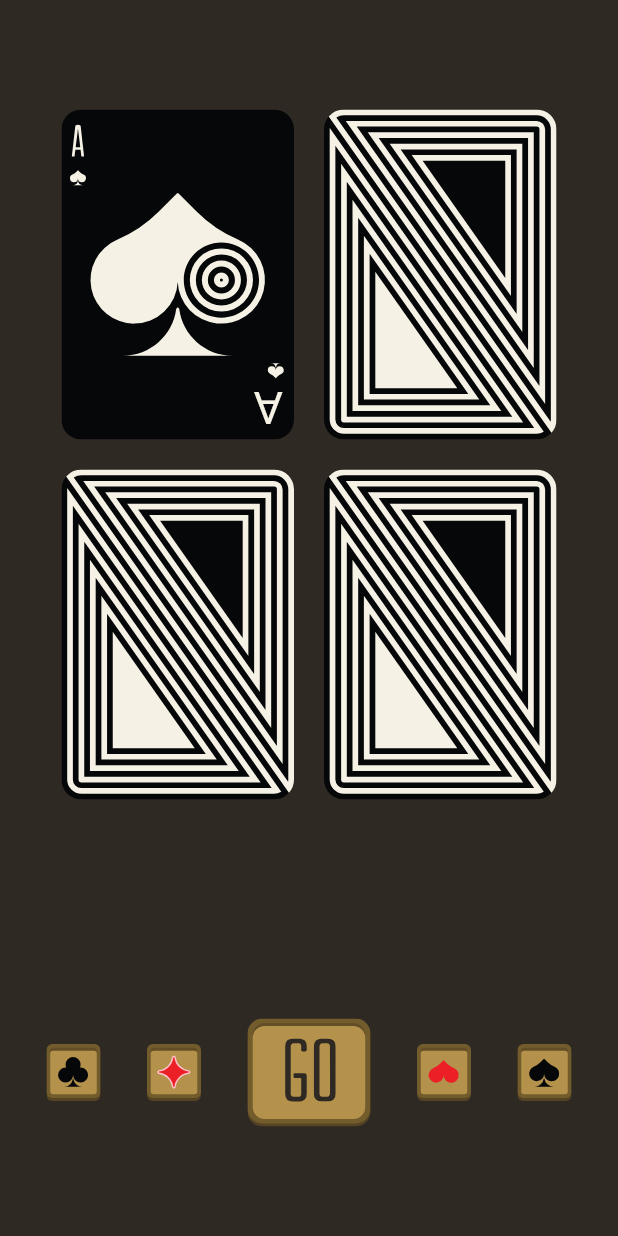
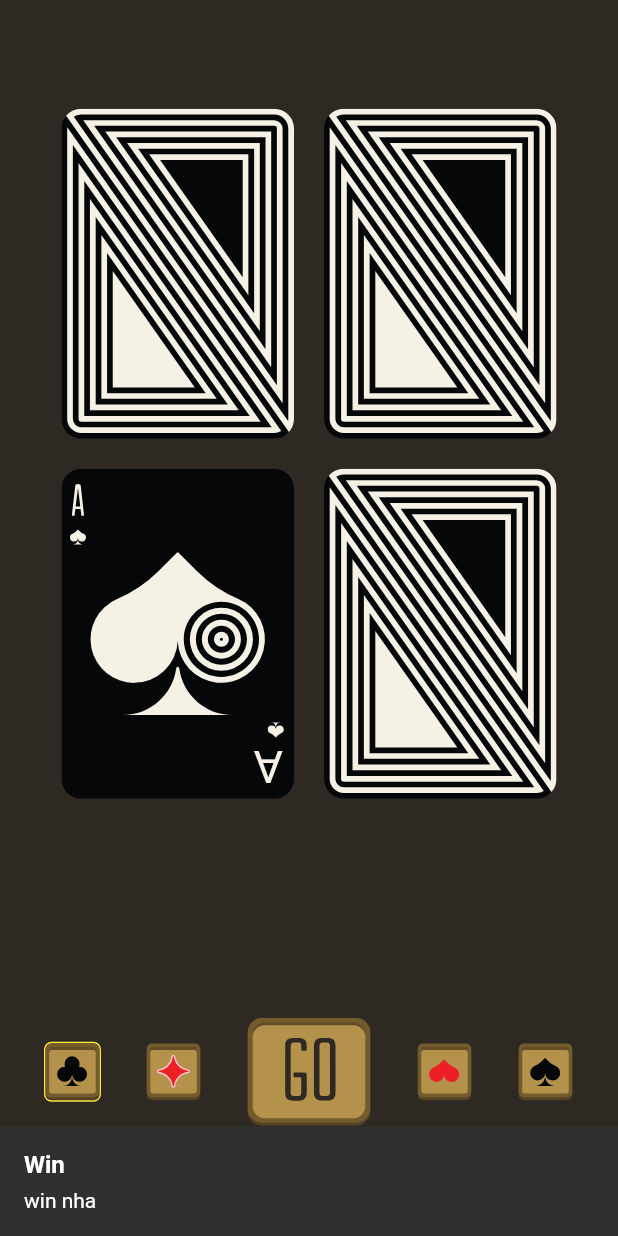
Before and after one commit to fdai3105/flutter_four_aces, a Flutter app: the screen it shows after launch, after a tap on an icon or button, on a phone screen of 412 x 824 dp. Run offline on Flutter 3.47's test engine with Material 2 defaults, Android fonts, the phone set to English and light mode, and no system bars; our stand-ins replace flutter_svg, get.

Commit message:
created gameplay

```diff
--- a/lib/main.dart
+++ b/lib/main.dart
@@ -22,7 +22,7 @@ class MyApp extends StatelessWidget {
       debugShowCheckedModeBanner: false,
       getPages: AppPages.pages,
       initialBinding: GameBinding(),
-      home: const GamePage(),
+      home: GamePage(),
     );
   }
 }
--- a/lib/src/modules/game_module/game_controller.dart
+++ b/lib/src/modules/game_module/game_controller.dart
@@ -1,4 +1,3 @@
-import 'package:flutter_four_aces/src/modules/game_module/widgets/widgets.dart';
 import 'package:get/get.dart';
 
 enum GameCard {
@@ -7,10 +6,12 @@ enum GameCard {
   diamondAce,
   clubAce,
   redKing,
+  none,
 }
 
 class GameController extends GetxController {
-  final _cardSelect = GameCard.redKing.obs;
+  final _cardSelect = GameCard.none.obs;
+  final _select = GameCard.none.obs;
 
   GameCard get cardSelect => _cardSelect.value;
 
@@ -18,44 +19,28 @@ class GameController extends GetxController {
     _cardSelect.value = value;
   }
 
-  late List cards;
+  GameCard get select => _select.value;
 
-  @override
-  void onInit() {
-    cards = [
-      WidgetCard(
-        card: GameCard.spadeAce,
-        onTap: (card) {
-          cardSelect = card;
-        },
-      ),
-      WidgetCard(
-        card: GameCard.heartAce,
-        onTap: (card) {
-          cardSelect = card;
-        },
-      ),
-      WidgetCard(
-        card: GameCard.diamondAce,
-        onTap: (card) {
-          cardSelect = card;
-        },
-      ),
-      WidgetCard(
-        card: GameCard.clubAce,
-        onTap: (card) {
-          cardSelect = card;
-        },
-      ),
-    ]..shuffle();
-    super.onInit();
+  set select(GameCard value) {
+    _select.value = value;
   }
 
-  void onCardSelect(GameCard card) {
-    cardSelect = card;
+  Future onCardSelect(GameCard card) async {
+    if (cardSelect == GameCard.none) {
+      Get.rawSnackbar(title: 'Please select', message: 'chon kia`');
+      return;
+    }
+    select = card;
+    await Future.delayed(const Duration(milliseconds: 400));
+    if (card == cardSelect) {
+      Get.rawSnackbar(title: 'Win', message: 'win nha');
+    } else {
+      Get.rawSnackbar(title: 'Lose', message: 'lose nha');
+    }
   }
 
   void go() {
-    cards.shuffle();
+    select = GameCard.none;
+    cardSelect = GameCard.none;
   }
 }
--- a/lib/src/modules/game_module/game_page.dart
+++ b/lib/src/modules/game_module/game_page.dart
@@ -14,35 +14,42 @@ class GamePage extends GetView<GameController> {
     return Scaffold(
       backgroundColor: const Color.fromRGBO(47, 41, 36, 1),
       body: SafeArea(
-        child: Column(
+        child: GetX<GameController>(
+          builder: (_) {
+            return Column(
               mainAxisAlignment: MainAxisAlignment.spaceAround,
               children: [
                 Wrap(
                   spacing: 20,
                   runSpacing: 20,
+                  verticalDirection: VerticalDirection.up,
                   children: [
                     WidgetCard(
-                  card: GameCard.spadeAce,
+                      cardType: GameCard.spadeAce,
+                      isSelect: controller.select == GameCard.spadeAce,
                       onTap: (card) {
-                    controller.cardSelect = card;
+                        controller.onCardSelect(card);
                       },
                     ),
                     WidgetCard(
-                  card: GameCard.heartAce,
+                      cardType: GameCard.heartAce,
+                      isSelect: controller.select == GameCard.heartAce,
                       onTap: (card) {
-                    controller.cardSelect = card;
+                        controller.onCardSelect(card);
                       },
                     ),
                     WidgetCard(
-                  card: GameCard.diamondAce,
+                      cardType: GameCard.diamondAce,
+                      isSelect: controller.select == GameCard.diamondAce,
                       onTap: (card) {
-                    controller.cardSelect = card;
+                        controller.onCardSelect(card);
                       },
                     ),
                     WidgetCard(
-                  card: GameCard.clubAce,
+                      cardType: GameCard.clubAce,
+                      isSelect: controller.select == GameCard.clubAce,
                       onTap: (card) {
-                    controller.cardSelect = card;
+                        controller.onCardSelect(card);
                       },
                     ),
                   ],
@@ -50,16 +57,77 @@ class GamePage extends GetView<GameController> {
                 Row(
                   mainAxisAlignment: MainAxisAlignment.spaceEvenly,
                   children: [
-                SvgPicture.asset('assets/images/button1.svg'),
-                SvgPicture.asset('assets/images/button2.svg'),
-                SvgPicture.asset('assets/images/buttonGO.svg'),
-                SvgPicture.asset('assets/images/button3.svg'),
-                SvgPicture.asset('assets/images/button4.svg'),
+                    WidgetButton(
+                      onTap: () {
+                        controller.cardSelect = GameCard.spadeAce;
+                      },
+                      isSelect: controller.cardSelect == GameCard.spadeAce,
+                      assets: 'assets/images/button1.svg',
+                    ),
+                    WidgetButton(
+                      onTap: () {
+                        controller.cardSelect = GameCard.heartAce;
+                      },
+                      isSelect: controller.cardSelect == GameCard.heartAce,
+                      assets: 'assets/images/button2.svg',
+                    ),
+                    WidgetButton(
+                      onTap: () => controller.go(),
+                      isSelect: false,
+                      assets: 'assets/images/buttonGO.svg',
+                    ),
+                    WidgetButton(
+                      onTap: () {
+                        controller.cardSelect = GameCard.diamondAce;
+                      },
+                      isSelect: controller.cardSelect == GameCard.diamondAce,
+                      assets: 'assets/images/button3.svg',
+                    ),
+                    WidgetButton(
+                      onTap: () {
+                        controller.cardSelect = GameCard.clubAce;
+                      },
+                      isSelect: controller.cardSelect == GameCard.clubAce,
+                      assets: 'assets/images/button4.svg',
+                    ),
                   ],
                 ),
               ],
+            );
+          },
         ),
       ),
     );
   }
 }
+
+class WidgetButton extends StatelessWidget {
+  final Function() onTap;
+  final String assets;
+  final bool isSelect;
+
+  const WidgetButton({
+    Key? key,
+    required this.onTap,
+    required this.assets,
+    required this.isSelect,
+  }) : super(key: key);
+
+  @override
+  Widget build(BuildContext context) {
+    return GestureDetector(
+      onTap: onTap,
+      child: Container(
+        decoration: BoxDecoration(
+          border: isSelect
+              ? Border.all(color: Colors.yellow)
+              : Border.all(color: Colors.transparent),
+          borderRadius: BorderRadius.circular(5),
+        ),
+        child: SvgPicture.asset(
+          assets,
+        ),
+      ),
+    );
+  }
+}
--- a/lib/src/modules/game_module/widgets/widget_card.dart
+++ b/lib/src/modules/game_module/widgets/widget_card.dart
@@ -1,32 +1,127 @@
 part of 'widgets.dart';
 
-class WidgetCard extends StatefulWidget {
-  final GameCard card;
+// class WidgetCard extends StatefulWidget {
+//   final GameCard cardType;
+//   final bool showing;
+//   final Function(GameCard) onTap;
+//
+//   const WidgetCard({
+//     Key? key,
+//     required this.cardType,
+//     required this.showing,
+//     required this.onTap,
+//   }) : super(key: key);
+//
+//   @override
+//   _WidgetCardState createState() => _WidgetCardState();
+//
+//   void reset() {
+//     createState().dispose();
+//   }
+// }
+//
+// class _WidgetCardState extends State<WidgetCard>
+//     with SingleTickerProviderStateMixin {
+//   // bool showFrontSide = true;
+//   bool _animationCompleted = true;
+//
+//   static const double cardHeight = 220;
+//
+//   Widget _buildFront() {
+//     return SvgPicture.asset(
+//       'assets/images/back.svg',
+//       key: const ValueKey(true),
+//       height: cardHeight,
+//     );
+//   }
+//
+//   Widget _buildRear() {
+//     var assets = '';
+//     switch (widget.cardType) {
+//       case GameCard.spadeAce:
+//         assets = 'assets/images/front 1.svg';
+//         break;
+//       case GameCard.heartAce:
+//         assets = 'assets/images/front 5.svg';
+//         break;
+//       case GameCard.diamondAce:
+//         assets = 'assets/images/front 3.svg';
+//         break;
+//       case GameCard.clubAce:
+//         assets = 'assets/images/front 4.svg';
+//         break;
+//       case GameCard.redKing:
+//         assets = 'assets/images/front 2.svg';
+//         break;
+//       case GameCard.none:
+//         break;
+//     }
+//     return SvgPicture.asset(
+//       assets,
+//       key: const ValueKey(false),
+//       height: cardHeight,
+//     );
+//   }
+//
+//   @override
+//   Widget build(BuildContext context) {
+//     return GestureDetector(
+//       onTap: () {
+//         widget.onTap(widget.cardType);
+//         // if (_animationCompleted) {
+//         //   setState(() {
+//         //     showFrontSide = !showFrontSide;
+//         //   });
+//         // }
+//       },
+//       child: AnimatedSwitcher(
+//         duration: const Duration(milliseconds: 600),
+//         layoutBuilder: (widget, list) => Stack(children: [widget!, ...list]),
+//         switchInCurve: Curves.easeOut,
+//         switchOutCurve: Curves.easeOut.flipped,
+//         transitionBuilder: (_, animation) {
+//           animation.addListener(() {
+//             _animationCompleted = animation.isCompleted;
+//           });
+//           final rotateAnim = Tween(begin: pi, end: 0).animate(animation);
+//           return AnimatedBuilder(
+//             animation: rotateAnim,
+//             builder: (context, child) {
+//               final isUnder = ValueKey(widget.showing) != child!.key;
+//               var tilt = ((animation.value - 0.5).abs() - 0.5) * 0.003;
+//               tilt *= isUnder ? -1.0 : 1.0;
+//               final value =
+//                   isUnder ? min(rotateAnim.value, pi / 2) : rotateAnim.value;
+//               return Transform(
+//                 transform: (Matrix4.rotationY(value.toDouble())
+//                   ..setEntry(3, 0, tilt)),
+//                 alignment: Alignment.center,
+//                 child: child,
+//               );
+//             },
+//             child: widget,
+//           );
+//         },
+//         child: widget.showing ? _buildFront() : _buildRear(),
+//       ),
+//     );
+//   }
+// }
+
+class WidgetCard extends StatelessWidget {
+  final GameCard cardType;
   final Function(GameCard) onTap;
+  final bool isSelect;
 
   const WidgetCard({
-    Key? key,
-    required this.card,
+    required this.cardType,
     required this.onTap,
-  }) : super(key: key);
-
-  @override
-  _WidgetCardState createState() => _WidgetCardState();
-}
-
-class _WidgetCardState extends State<WidgetCard>
-    with SingleTickerProviderStateMixin {
-  bool _showFrontSide = true;
-  bool _animationCompleted = true;
+    required this.isSelect,
+  });
 
   static const double cardHeight = 220;
 
-  @override
-  void initState() {
-    super.initState();
-  }
-
-  Widget _buildFront() {
+  Widget _buildBack() {
     return SvgPicture.asset(
       'assets/images/back.svg',
       key: const ValueKey(true),
@@ -34,9 +129,9 @@ class _WidgetCardState extends State<WidgetCard>
     );
   }
 
-  Widget _buildRear() {
+  Widget _buildFront() {
     var assets = '';
-    switch (widget.card) {
+    switch (cardType) {
       case GameCard.spadeAce:
         assets = 'assets/images/front 1.svg';
         break;
@@ -52,6 +147,8 @@ class _WidgetCardState extends State<WidgetCard>
       case GameCard.redKing:
         assets = 'assets/images/front 2.svg';
         break;
+      case GameCard.none:
+        break;
     }
     return SvgPicture.asset(
       assets,
@@ -62,13 +159,11 @@ class _WidgetCardState extends State<WidgetCard>
 
   @override
   Widget build(BuildContext context) {
+    var _animationCompleted = true;
     return GestureDetector(
       onTap: () {
-        widget.onTap(widget.card);
         if (_animationCompleted) {
-          setState(() {
-            _showFrontSide = !_showFrontSide;
-          });
+          onTap(cardType);
         }
       },
       child: AnimatedSwitcher(
@@ -83,8 +178,8 @@ class _WidgetCardState extends State<WidgetCard>
           final rotateAnim = Tween(begin: pi, end: 0).animate(animation);
           return AnimatedBuilder(
             animation: rotateAnim,
-            builder: (context, widget) {
-              final isUnder = ValueKey(_showFrontSide) != widget!.key;
+            builder: (context, child) {
+              final isUnder = ValueKey(!isSelect) != child!.key;
               var tilt = ((animation.value - 0.5).abs() - 0.5) * 0.003;
               tilt *= isUnder ? -1.0 : 1.0;
               final value =
@@ -93,13 +188,13 @@ class _WidgetCardState extends State<WidgetCard>
                 transform: (Matrix4.rotationY(value.toDouble())
                   ..setEntry(3, 0, tilt)),
                 alignment: Alignment.center,
-                child: widget,
+                child: child,
               );
             },
             child: widget,
           );
         },
-        child: _showFrontSide ? _buildFront() : _buildRear(),
+        child: isSelect ? _buildFront() : _buildBack(),
       ),
     );
   }
--- a/lib/src/modules/game_module/widgets/widgets.dart
+++ b/lib/src/modules/game_module/widgets/widgets.dart
@@ -1,7 +1,9 @@
 import 'dart:math';
 
 import 'package:flutter/material.dart';
-import 'package:flutter_four_aces/src/modules/game_module/game_controller.dart';
 import 'package:flutter_svg/svg.dart';
+import 'package:get/get.dart';
+
+import '../game_controller.dart';
 
 part 'widget_card.dart';
--- a/lib/src/routes/app_pages.dart
+++ b/lib/src/routes/app_pages.dart
@@ -11,7 +11,7 @@ abstract class AppPages {
   static final pages = [
     GetPage(
       name: AppRoutes.game,
-      page: () => const GamePage(),
+      page: () => GamePage(),
       binding: GameBinding(),
     )
   ];
```
Lines whose indentation alone changed are shown as unchanged.
